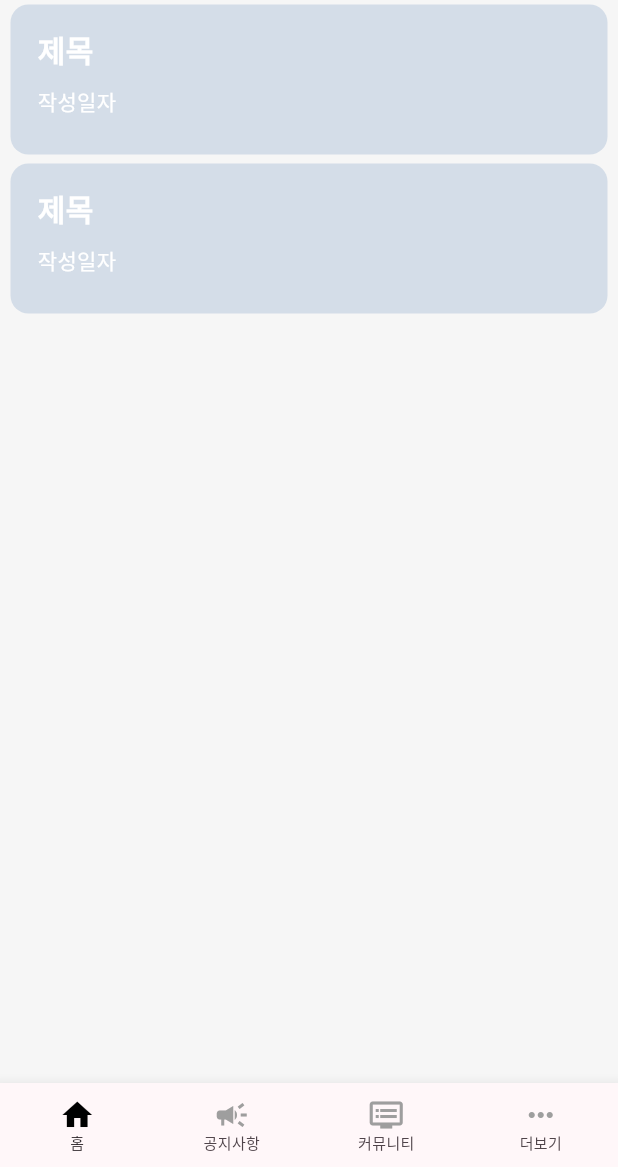
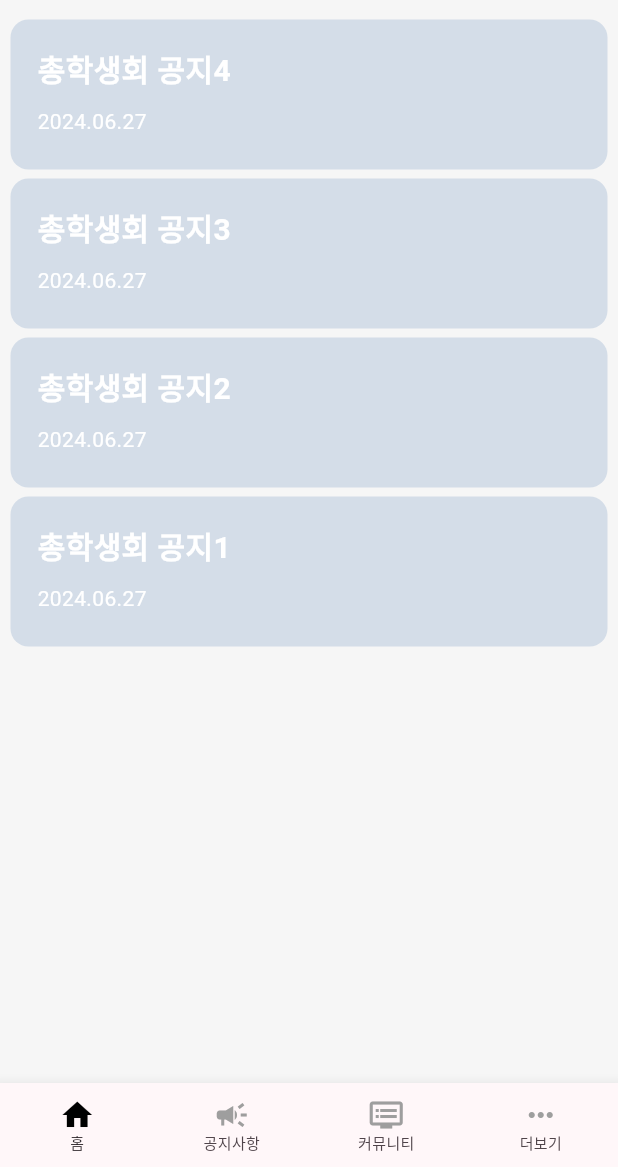
Before and after one commit to untoc-camp/loopy_friends, a Flutter app: the NoticePageView screen opened by its route, on a phone screen of 412 x 824 dp, the part 69-1236 px from its top. Run offline on Flutter 3.47's test engine with Material 3 defaults, Android fonts, the phone set to English and light mode, and no system bars; our stand-ins replace get; missing offline and left inert: dart:html; network calls fail; Roboto replaces fonts that are missing (Nanum Gothic).

Commit message:
detail_page &data

```diff
--- /dev/null
+++ b/lib/controller/notice_list_controller.dart
@@ -0,0 +1,42 @@
+import 'package:get/get.dart';
+import 'package:loopy_friends/model/notice_list_model.dart';
+
+class NoticeController extends GetxController {
+  var totalCouncilData = <Notice>[].obs;
+  var departmentCouncilData = <Notice>[].obs;
+  var departmentNoticeData = <Notice>[].obs;
+  var applyRecruitData = <Notice>[].obs;
+
+  @override
+  void onInit() {
+    super.onInit();
+
+    totalCouncilData.addAll([
+      Notice(title: '총학생회 공지1', date: '2024.06.27', detail: '총학생회 공지1 내용입니다. 많관부 !'),
+      Notice(title: '총학생회 공지2', date: '2024.06.27', detail: '총학생회 공지2 내용입니다. 많관부 !'),
+      Notice(title: '총학생회 공지3', date: '2024.06.27', detail: '총학생회 공지3 내용입니다. 많관부 !'),
+      Notice(title: '총학생회 공지4', date: '2024.06.27', detail: '총학생회 공지4 내용입니다. 많관부 !'),
+    ]);
+
+    departmentCouncilData.addAll([
+      Notice(title: '과학생회 공지1', date: '2024.06.27', detail: '과학생회 공지1 내용입니다. 많관부 !'),
+      Notice(title: '과학생회 공지2', date: '2024.06.27', detail: '과학생회 공지2 내용입니다. 많관부 !'),
+      Notice(title: '과학생회 공지3', date: '2024.06.27', detail: '과학생회 공지3 내용입니다. 많관부 !'),
+      Notice(title: '과학생회 공지4', date: '2024.06.27', detail: '과학생회 공지4 내용입니다. 많관부 !'),
+    ]);
+
+    departmentNoticeData.addAll([
+      Notice(title: '학과 공지1', date: '2024.06.27', detail: '학과 공지1 내용입니다. 많관부 !'),
+      Notice(title: '학과 공지2', date: '2024.06.27', detail: '학과 공지2 내용입니다. 많관부 !'),
+      Notice(title: '학과 공지3', date: '2024.06.27', detail: '학과 공지3 내용입니다. 많관부 !'),
+      Notice(title: '학과 공지4', date: '2024.06.27', detail: '학과 공지4 내용입니다. 많관부 !'),
+    ]);
+
+    applyRecruitData.addAll([
+      Notice(title: '신청/모집 공지1', date: '2024.06.27', detail: '신청/모집 공지1 내용입니다. 많관부 !'),
+      Notice(title: '신청/모집 공지2', date: '2024.06.27', detail: '신청/모집 공지2 내용입니다. 많관부 !'),
+      Notice(title: '신청/모집 공지3', date: '2024.06.27', detail: '신청/모집 공지3 내용입니다. 많관부 !'),
+      Notice(title: '신청/모집 공지4', date: '2024.06.27', detail: '신청/모집 공지4 내용입니다. 많관부 !'),
+    ]);
+  }
+}
--- /dev/null
+++ b/lib/model/notice_list_model.dart
@@ -0,0 +1,23 @@
+class Notice {
+  final String title;
+  final String date;
+  final String detail;
+
+  Notice({required this.title, required this.date, required this.detail});
+
+  factory Notice.fromJson(Map<String, dynamic> json) {
+    return Notice(
+      title: json['title'] ?? '',
+      date: json['date'] ?? '',
+      detail: json['detail'] ?? '',
+    );
+  }
+
+  Map<String, dynamic> toJson() {
+    return {
+      'title': title,
+      'date': date,
+      'detail': detail,
+    };
+  }
+}
--- a/lib/router/main_rotuer.dart
+++ b/lib/router/main_rotuer.dart
@@ -11,8 +11,8 @@ import 'package:loopy_friends/view/start_page/start_page_view.dart';
 import 'package:loopy_friends/view/test_1_view.dart';
 import 'package:loopy_friends/view/test_view.dart';
 import 'package:loopy_friends/view/write_page/write_page_view.dart';
-import 'package:loopy_friends/view/total_council_page/total_council_view.dart';
-import 'package:loopy_friends/view/detail_page/detail_page_view.dart';
+import 'package:loopy_friends/view/notice_list_page/notice_list_view.dart';
+import 'package:loopy_friends/view/notice_detail_page/notice_detail_page_view.dart';
 
 class MainRouter {
   static final List<GetPage> routes = [
@@ -88,12 +88,6 @@ class MainRouter {
       ),
     ),
     GetPage(
-      name: '/total',
-      page: () => MainLayout(
-        child: TotalCouncilPageView(),
-      ),
-    ),
-    GetPage(
       name: '/detail',
       page: () => MainLayout(
         child: DetailPageView(),
--- /dev/null
+++ b/lib/view/notice_list_page/notice_list_view.dart
@@ -0,0 +1,59 @@
+import 'package:flutter/material.dart';
+import 'package:get/get.dart';
+import 'package:loopy_friends/model/notice_list_model.dart';
+import 'package:loopy_friends/view/notice_detail_page/notice_detail_page_view.dart';
+
+class NoticeListView extends StatelessWidget {
+  final RxList<Notice> data;
+
+  const NoticeListView({super.key, required this.data});
+
+  @override
+  Widget build(BuildContext context) {
+    return Scaffold(
+        backgroundColor: Color.fromARGB(255, 246, 246, 246),
+        body: Padding(
+          padding: const EdgeInsets.only(top: 10.0),
+          child: Obx(() {
+            return ListView.builder(
+                itemCount: data.length,
+                itemBuilder: (context, index) {
+                  final reversedIndex = data.length - 1 - index;
+                  return GestureDetector(
+                      onTap: () {
+                        Get.to(() => DetailPageView(), arguments: data[reversedIndex]);
+                      },
+                      child: Padding(
+                          padding: const EdgeInsets.symmetric(horizontal: 7.0, vertical: 3.0),
+                          child: Container(
+                            height: 100,
+                            width: 340,
+                            decoration: BoxDecoration(
+                              color: Color.fromARGB(255, 212, 221, 232),
+                              borderRadius: BorderRadius.circular(12.0),
+                            ),
+                            child: Padding(
+                                padding: const EdgeInsets.symmetric(horizontal: 18.0, vertical: 18.0),
+                                child: Column(
+                                  crossAxisAlignment: CrossAxisAlignment.start,
+                                  children: [
+                                    Text(data[reversedIndex].title,
+                                        style: TextStyle(
+                                          color: Colors.white,
+                                          fontSize: 20,
+                                          fontWeight: FontWeight.bold,
+                                        )),
+                                    SizedBox(height: 10),
+                                    Text(data[reversedIndex].date,
+                                        style: TextStyle(
+                                          color: Colors.white,
+                                          fontSize: 14,
+                                        ))
+                                  ],
+                                )),
+                          )));
+                });
+          }),
+        ));
+  }
+}
--- a/lib/view/notice_page/notice_page_view.dart
+++ b/lib/view/notice_page/notice_page_view.dart
@@ -1,6 +1,7 @@
 import 'package:flutter/material.dart';
 import 'package:get/get.dart';
-import 'package:loopy_friends/view/total_council_page/total_council_view.dart';
+import 'package:loopy_friends/view/notice_list_page/notice_list_view.dart';
+import 'package:loopy_friends/controller/notice_list_controller.dart';
 
 class NoticePageView extends StatefulWidget {
   const NoticePageView({super.key});
@@ -11,6 +12,7 @@ class NoticePageView extends StatefulWidget {
 
 class _NoticePageViewState extends State<NoticePageView> with SingleTickerProviderStateMixin {
   late TabController _tabController;
+  final NoticeController noticeController = Get.put(NoticeController());
 
   @override
   void initState() {
@@ -48,10 +50,10 @@ class _NoticePageViewState extends State<NoticePageView> with SingleTickerProvid
       body: TabBarView(
         controller: _tabController,
         children: [
-          TotalCouncilPageView(),
-          Center(child: Text('과학생회')),
-          Center(child: Text('학과 공지')),
-          Center(child: Text('신청/모집')),
+          NoticeListView(data: noticeController.totalCouncilData),
+          NoticeListView(data: noticeController.departmentCouncilData),
+          NoticeListView(data: noticeController.departmentNoticeData),
+          NoticeListView(data: noticeController.applyRecruitData),
         ],
       ),
     );
--- a/lib/view/total_council_page/total_council_view.dart
+++ /dev/null
@@ -1,52 +0,0 @@
-import 'package:flutter/material.dart';
-import 'package:get/get.dart';
-import 'package:loopy_friends/view/detail_page/detail_page_view.dart';
-
-class TotalCouncilPageView extends StatelessWidget {
-  const TotalCouncilPageView({super.key});
-
-  @override
-  Widget build(BuildContext context) {
-    return Scaffold(
-      backgroundColor: Color.fromARGB(255, 246, 246, 246),
-      body: ListView.builder(
-          itemCount: 2,
-          itemBuilder: (context, index) {
-            return Padding(
-              padding: const EdgeInsets.symmetric(horizontal: 7.0, vertical: 3.0),
-              child: Container(
-                  height: 100,
-                  width: 340,
-                  decoration: BoxDecoration(
-                    color: Color.fromARGB(255, 212, 221, 232),
-                    borderRadius: BorderRadius.circular(12.0),
-                  ),
-                  child: Padding(
-                    padding: const EdgeInsets.symmetric(horizontal: 18.0, vertical: 15.0),
-                    child: Column(
-                      crossAxisAlignment: CrossAxisAlignment.start,
-                      children: [
-                        Text(
-                          '제목',
-                          style: TextStyle(
-                            color: Colors.white,
-                            fontSize: 20,
-                            fontWeight: FontWeight.bold,
-                          ),
-                        ),
-                        SizedBox(height: 10),
-                        Text(
-                          '작성일자',
-                          style: TextStyle(
-                            color: Colors.white,
-                            fontSize: 14,
-                          ),
-                        ),
-                      ],
-                    ),
-                  )),
-            );
-          }),
-    );
-  }
-}
--- a/lib/view/write_page/write_page_view.dart
+++ b/lib/view/write_page/write_page_view.dart
@@ -1,6 +1,5 @@
 import 'package:flutter/material.dart';
 import 'package:get/get.dart';
-import 'package:loopy_friends/model/write_page_model.dart';
 import 'package:loopy_friends/controller/write_page_controller.dart';
 
 class WritePageView extends StatefulWidget {
```
Also changed, not shown: lib/view/detail_page/detail_page_view.dart (deleted, +0 -64 lines), lib/view/notice_detail_page/notice_detail_page_view.dart (added, +52 -0 lines).
